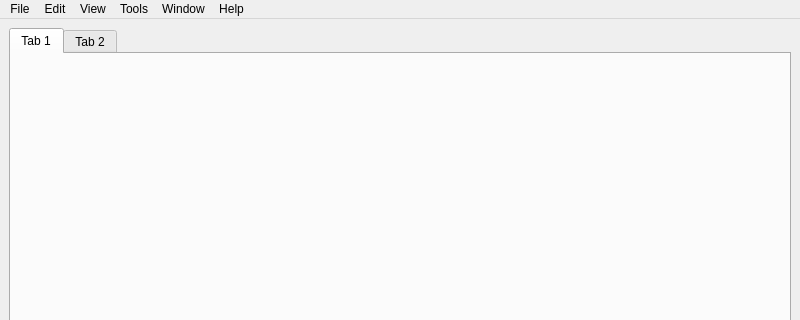
This is source/Views/mainview.ui in dnpalex/best_ora_ide as Qt 5 draws it before an edit; both pictures show x 0 to 800 and y 0 to 320 of the 800 by 600 pixel window. The edited form follows.
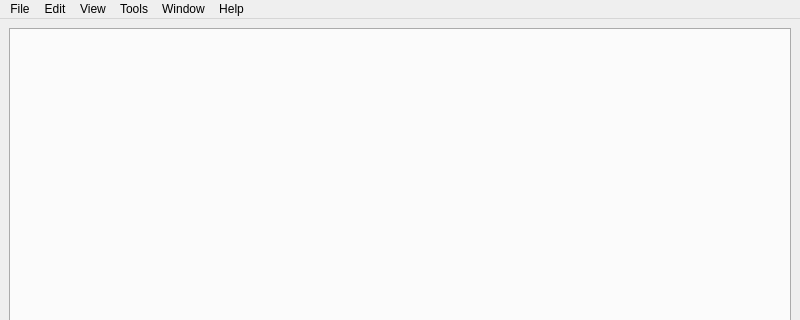
This is the edited form.

```diff
--- a/source/Views/mainview.ui
+++ b/source/Views/mainview.ui
@@ -17,16 +17,9 @@
    <layout class="QVBoxLayout" name="verticalLayout_2">
     <item>
      <widget class="QTabWidget" name="tabWidget">
-      <widget class="QWidget" name="tab">
-       <attribute name="title">
-        <string>Tab 1</string>
-       </attribute>
-      </widget>
-      <widget class="QWidget" name="tab_2">
-       <attribute name="title">
-        <string>Tab 2</string>
-       </attribute>
-      </widget>
+      <property name="currentIndex">
+       <number>-1</number>
+      </property>
      </widget>
     </item>
    </layout>
```
